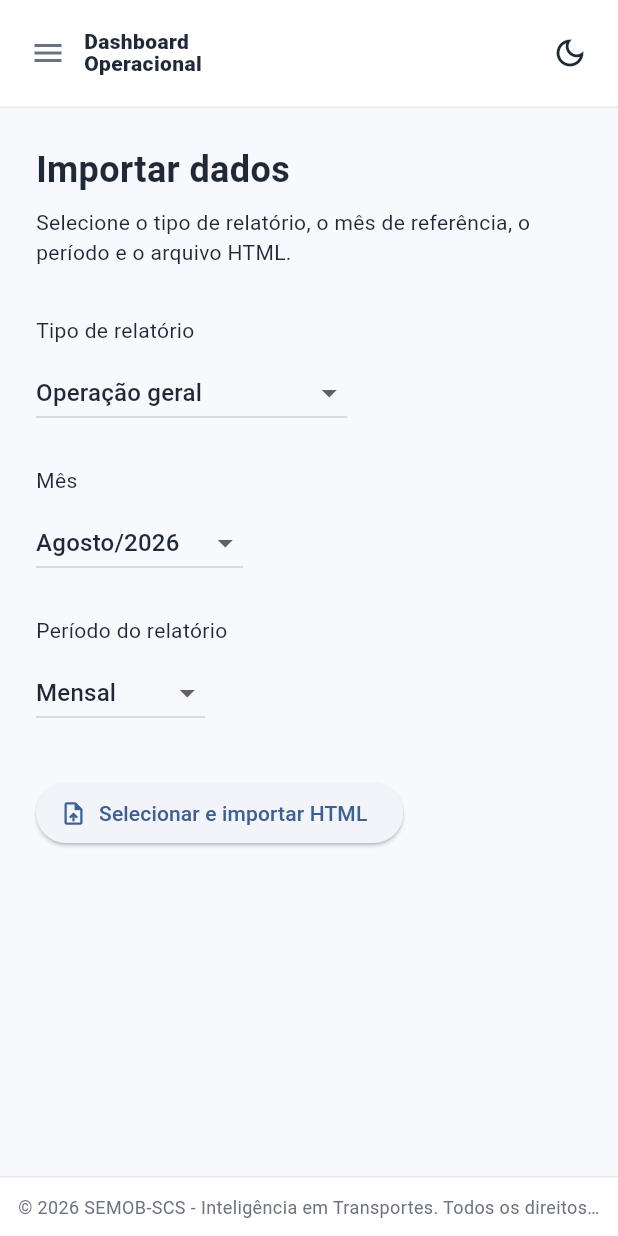
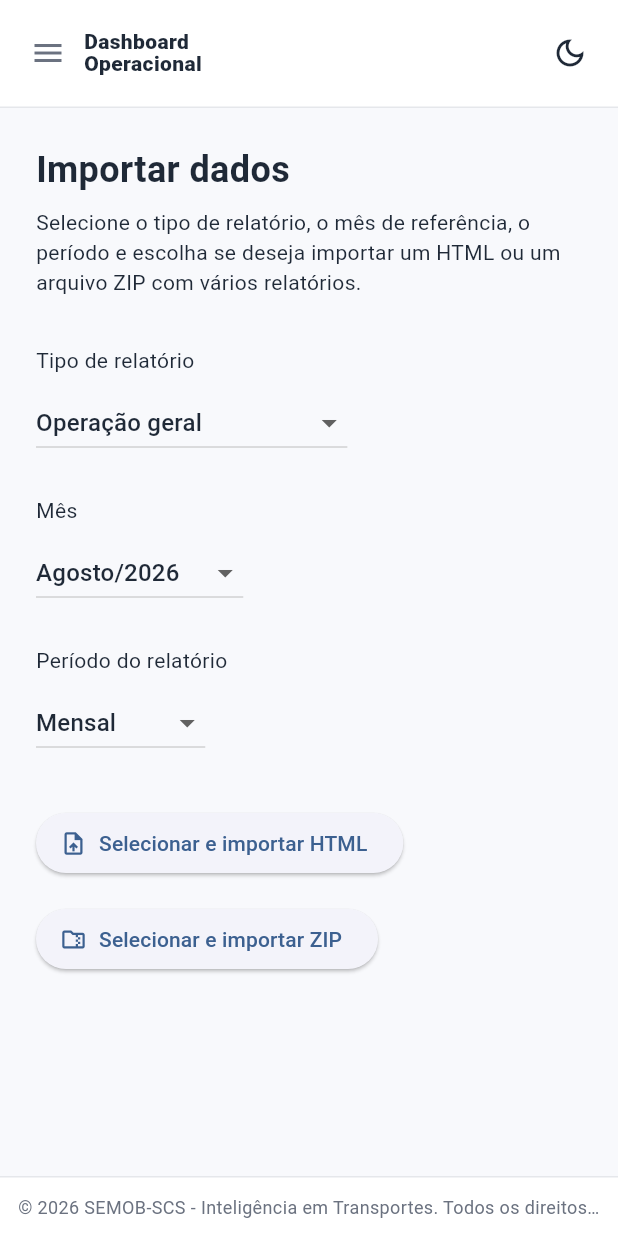
Before and after one commit to patrickara1206/projetosemob_2-semestre_2026, a Flutter app: the ImportacaoPage screen opened by its route, on a phone screen of 412 x 824 dp. Run offline on Flutter 3.47's test engine with Material 3 defaults, Android fonts, the light colour scheme and no system bars; our stand-ins replace file_picker, fl_chart, go_router.

Commit message:
feat: adiciona botao para importacao de zip

```diff
--- a/lib/pages/importacao_page.dart
+++ b/lib/pages/importacao_page.dart
@@ -14,14 +14,17 @@ class _ImportacaoPageState extends State<ImportacaoPage> {
   String mes = '2026-08';
   String tipoPeriodo = 'mensal';
 
-  bool carregando = false;
+  bool carregandoHtml = false;
+  bool carregandoZip = false;
 
   String? mensagem;
   bool sucesso = false;
 
+  bool get carregando => carregandoHtml || carregandoZip;
+
   Future<void> importar() async {
     setState(() {
-      carregando = true;
+      carregandoHtml = true;
       mensagem = null;
       sucesso = false;
     });
@@ -49,7 +52,6 @@ class _ImportacaoPageState extends State<ImportacaoPage> {
       }
 
       var texto = erro.toString();
-
       texto = texto.replaceFirst('Exception: ', '');
 
       setState(() {
@@ -59,7 +61,60 @@ class _ImportacaoPageState extends State<ImportacaoPage> {
     } finally {
       if (mounted) {
         setState(() {
-          carregando = false;
+          carregandoHtml = false;
+        });
+      }
+    }
+  }
+
+  Future<void> importarZip() async {
+    setState(() {
+      carregandoZip = true;
+      mensagem = null;
+      sucesso = false;
+    });
+
+    try {
+      final resultado = await ImportacaoService().enviarZip(
+        mes: mes,
+        tipoPeriodo: tipoPeriodo,
+      );
+
+      if (!mounted) {
+        return;
+      }
+
+      final importados = resultado['arquivos_importados'] ?? 0;
+      final erros = resultado['arquivos_com_erro'] ?? 0;
+      final ignorados = resultado['arquivos_ignorados'] ?? 0;
+      final registros = resultado['total_registros'] ?? 0;
+
+      setState(() {
+        sucesso = erros == 0;
+
+        mensagem =
+            'Importação do ZIP concluída. '
+            '$importados arquivo(s) importado(s), '
+            '$registros registro(s) adicionados, '
+            '$erros arquivo(s) com erro e '
+            '$ignorados arquivo(s) ignorado(s).';
+      });
+    } catch (erro) {
+      if (!mounted) {
+        return;
+      }
+
+      var texto = erro.toString();
+      texto = texto.replaceFirst('Exception: ', '');
+
+      setState(() {
+        sucesso = false;
+        mensagem = texto;
+      });
+    } finally {
+      if (mounted) {
+        setState(() {
+          carregandoZip = false;
         });
       }
     }
@@ -74,7 +129,10 @@ class _ImportacaoPageState extends State<ImportacaoPage> {
         children: [
           const Text(
             'Importar dados',
-            style: TextStyle(fontSize: 24, fontWeight: FontWeight.bold),
+            style: TextStyle(
+              fontSize: 24,
+              fontWeight: FontWeight.bold,
+            ),
           ),
 
           const SizedBox(height: 8),
@@ -82,7 +140,8 @@ class _ImportacaoPageState extends State<ImportacaoPage> {
           const Text(
             'Selecione o tipo de relatório, '
             'o mês de referência, o período '
-            'e o arquivo HTML.',
+            'e escolha se deseja importar um HTML '
+            'ou um arquivo ZIP com vários relatórios.',
           ),
 
           const SizedBox(height: 32),
@@ -98,17 +157,26 @@ class _ImportacaoPageState extends State<ImportacaoPage> {
                 value: 'operacao',
                 child: Text('Operação geral'),
               ),
-              DropdownMenuItem(value: 'fcv', child: Text('FCV')),
+              DropdownMenuItem(
+                value: 'fcv',
+                child: Text('FCV'),
+              ),
               DropdownMenuItem(
                 value: 'faixa_horaria',
                 child: Text('Faixa horária'),
               ),
-              DropdownMenuItem(value: 'linhas', child: Text('Linhas')),
+              DropdownMenuItem(
+                value: 'linhas',
+                child: Text('Linhas'),
+              ),
               DropdownMenuItem(
                 value: 'resumo_faixa_horaria',
                 child: Text('Resumo por faixa horária'),
               ),
-              DropdownMenuItem(value: 'viagens', child: Text('Viagens')),
+              DropdownMenuItem(
+                value: 'viagens',
+                child: Text('Viagens'),
+              ),
               DropdownMenuItem(
                 value: 'viagens_nao_iniciadas',
                 child: Text('Viagens não iniciadas'),
@@ -151,9 +219,18 @@ class _ImportacaoPageState extends State<ImportacaoPage> {
           DropdownButton<String>(
             value: mes,
             items: const [
-              DropdownMenuItem(value: '2026-07', child: Text('Julho/2026')),
-              DropdownMenuItem(value: '2026-08', child: Text('Agosto/2026')),
-              DropdownMenuItem(value: '2026-09', child: Text('Setembro/2026')),
+              DropdownMenuItem(
+                value: '2026-07',
+                child: Text('Julho/2026'),
+              ),
+              DropdownMenuItem(
+                value: '2026-08',
+                child: Text('Agosto/2026'),
+              ),
+              DropdownMenuItem(
+                value: '2026-09',
+                child: Text('Setembro/2026'),
+              ),
             ],
             onChanged: carregando
                 ? null
@@ -176,8 +253,14 @@ class _ImportacaoPageState extends State<ImportacaoPage> {
           DropdownButton<String>(
             value: tipoPeriodo,
             items: const [
-              DropdownMenuItem(value: 'mensal', child: Text('Mensal')),
-              DropdownMenuItem(value: 'quinzenal', child: Text('1ª Quinzena')),
+              DropdownMenuItem(
+                value: 'mensal',
+                child: Text('Mensal'),
+              ),
+              DropdownMenuItem(
+                value: 'quinzenal',
+                child: Text('1ª Quinzena'),
+              ),
             ],
             onChanged: carregando
                 ? null
@@ -195,15 +278,39 @@ class _ImportacaoPageState extends State<ImportacaoPage> {
 
           ElevatedButton.icon(
             onPressed: carregando ? null : importar,
-            icon: carregando
+            icon: carregandoHtml
                 ? const SizedBox(
                     width: 18,
                     height: 18,
-                    child: CircularProgressIndicator(strokeWidth: 2),
+                    child: CircularProgressIndicator(
+                      strokeWidth: 2,
+                    ),
                   )
                 : const Icon(Icons.upload_file),
             label: Text(
-              carregando ? 'Importando...' : 'Selecionar e importar HTML',
+              carregandoHtml
+                  ? 'Importando...'
+                  : 'Selecionar e importar HTML',
+            ),
+          ),
+
+          const SizedBox(height: 16),
+
+          ElevatedButton.icon(
+            onPressed: carregando ? null : importarZip,
+            icon: carregandoZip
+                ? const SizedBox(
+                    width: 18,
+                    height: 18,
+                    child: CircularProgressIndicator(
+                      strokeWidth: 2,
+                    ),
+                  )
+                : const Icon(Icons.folder_zip_outlined),
+            label: Text(
+              carregandoZip
+                  ? 'Importando...'
+                  : 'Selecionar e importar ZIP',
             ),
           ),
 
@@ -215,17 +322,25 @@ class _ImportacaoPageState extends State<ImportacaoPage> {
               padding: const EdgeInsets.all(16),
               decoration: BoxDecoration(
                 borderRadius: BorderRadius.circular(8),
-                color: sucesso ? Colors.green.shade50 : Colors.red.shade50,
+                color: sucesso
+                    ? Colors.green.shade50
+                    : Colors.red.shade50,
                 border: Border.all(
-                  color: sucesso ? Colors.green.shade300 : Colors.red.shade300,
+                  color: sucesso
+                      ? Colors.green.shade300
+                      : Colors.red.shade300,
                 ),
               ),
               child: Row(
                 crossAxisAlignment: CrossAxisAlignment.start,
                 children: [
                   Icon(
-                    sucesso ? Icons.check_circle : Icons.error_outline,
-                    color: sucesso ? Colors.green : Colors.red,
+                    sucesso
+                        ? Icons.check_circle
+                        : Icons.error_outline,
+                    color: sucesso
+                        ? Colors.green
+                        : Colors.red,
                   ),
 
                   const SizedBox(width: 12),
```
